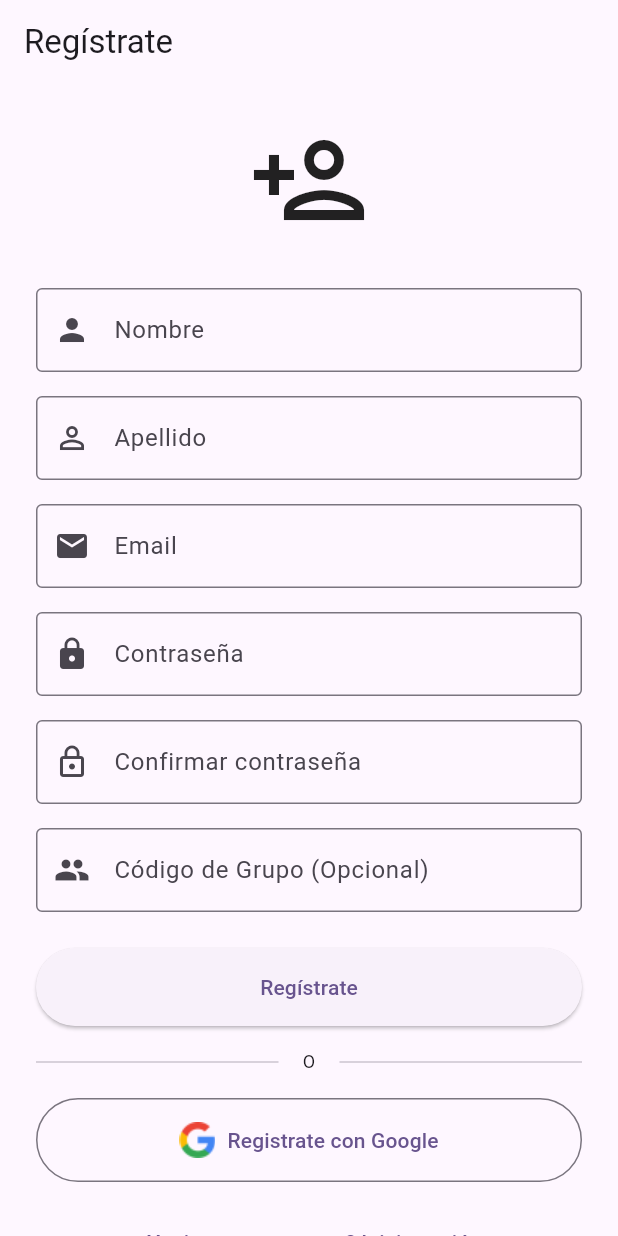
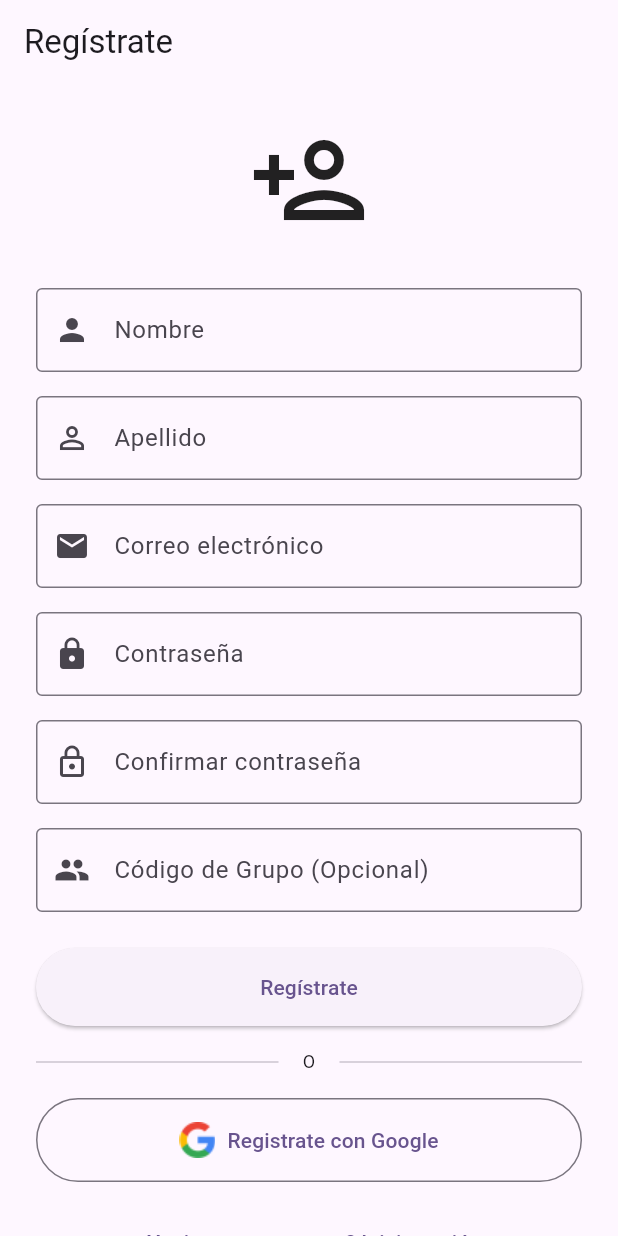
Before and after one commit to ricardocotillo/proplay, a Flutter app: the RegistrationScreen screen opened by its route, on a phone screen of 412 x 824 dp. Run offline on Flutter 3.47's test engine with Material 3 defaults, Android fonts, the phone set to English and light mode, and no system bars; our stand-ins replace bloc, cached_network_image, cloud_firestore, equatable, firebase_auth, firebase_core and 5 more; accounts and stored records are empty.

Commit message:
fix: translate email field label to Spanish in registration screen
- Changed 'Email' to 'Correo electrónico' to complete Spanish translation

```diff
--- a/lib/screens/registration_screen.dart
+++ b/lib/screens/registration_screen.dart
@@ -133,7 +133,7 @@ class _RegistrationScreenState extends State<RegistrationScreen> {
                     TextFormField(
                       controller: _emailController,
                       decoration: const InputDecoration(
-                        labelText: 'Email',
+                        labelText: 'Correo electrónico',
                         border: OutlineInputBorder(),
                         prefixIcon: Icon(Icons.email),
                       ),
```
